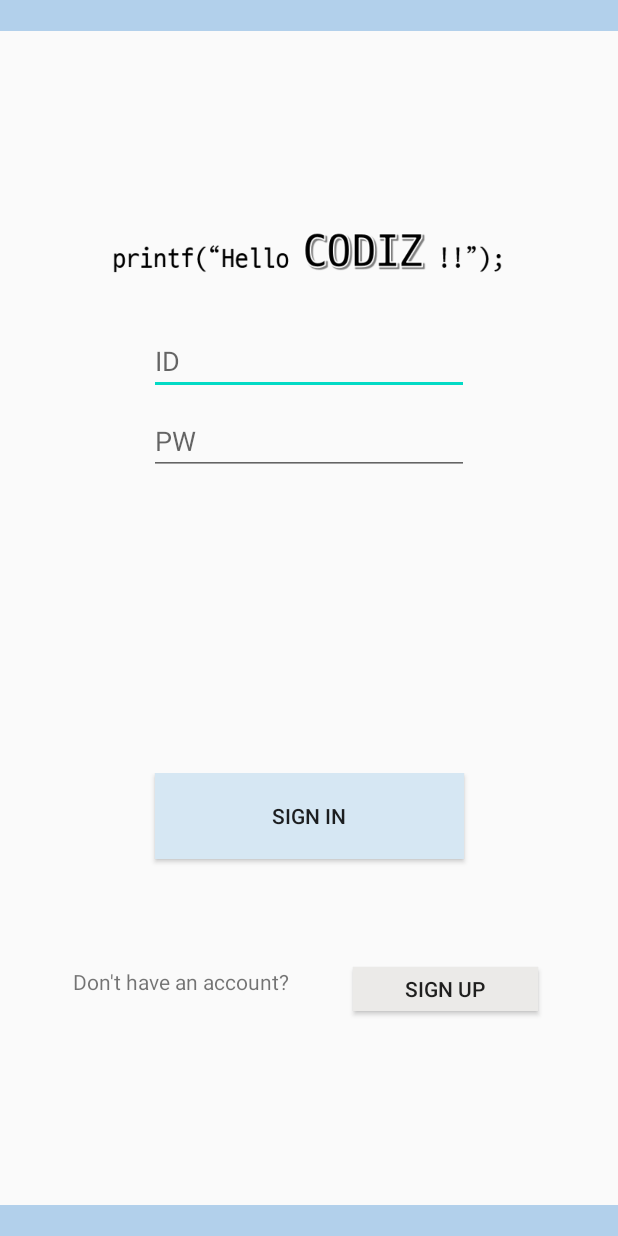
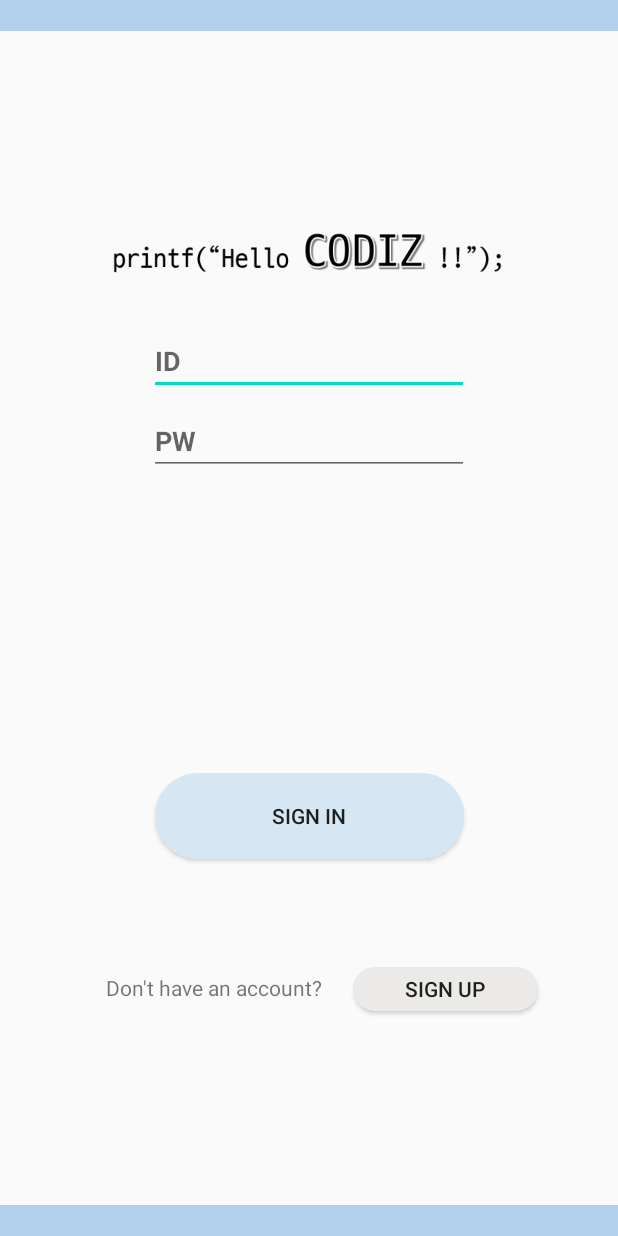
Before and after one commit to LeeSaeBom/CODIZ-AOS, an Android app: the screen it shows after launch (LoginActivity), on a phone screen of 412 x 824 dp. Run offline under Robolectric (Android 15) with nearby library versions, the phone set to English and light mode, and no system bars.

Commit message:
회원가입 UI 코드 리팩토링

```diff
--- a/app/src/main/AndroidManifest.xml
+++ b/app/src/main/AndroidManifest.xml
@@ -30,7 +30,8 @@
         <activity android:name=".ProblemStepActivity" />
         <activity android:name=".Result2Activity" />
         <activity android:name=".ResultActivity" />
-        <activity android:name=".RegActivity" />
+        <activity android:name=".RegActivity"
+            android:theme="@style/AppTheme.NoActionBar"/>
         <activity android:name=".LoginActivity"
             android:theme="@style/AppTheme.NoActionBar"/> <!-- 상단 타이틀 바 제거-->
         <activity android:name=".MainActivity"
--- /dev/null
+++ b/app/src/main/res/drawable/bnt_blue.xml
@@ -0,0 +1,14 @@
+<?xml version="1.0" encoding="utf-8"?>
+<shape xmlns:android="http://schemas.android.com/apk/res/android"
+    android:padding="10dp"
+    android:shape="rectangle" >
+    <solid android:color="#D6E7F3" />
+    <corners
+        android:bottomLeftRadius="50dp"
+        android:bottomRightRadius="50dp"
+        android:topLeftRadius="50dp"
+        android:topRightRadius="50dp" />
+    <stroke
+        android:width="1dp"
+        android:color="#D6E7F3" />
+</shape>
--- /dev/null
+++ b/app/src/main/res/drawable/bnt_gray.xml
@@ -0,0 +1,14 @@
+<?xml version="1.0" encoding="utf-8"?>
+<shape xmlns:android="http://schemas.android.com/apk/res/android"
+    android:padding="10dp"
+    android:shape="rectangle" >
+    <solid android:color="#EBEAE8" />
+    <corners
+        android:bottomLeftRadius="50dp"
+        android:bottomRightRadius="50dp"
+        android:topLeftRadius="50dp"
+        android:topRightRadius="50dp" />
+    <stroke
+        android:width="1dp"
+        android:color="#EBEAE8" />
+</shape>
--- a/app/src/main/res/layout/activity_login.xml
+++ b/app/src/main/res/layout/activity_login.xml
@@ -71,6 +71,7 @@
                 android:ems="10"
                 android:hint="ID"
                 android:inputType="textPersonName"
+                android:textStyle="bold"
                 app:layout_constraintEnd_toEndOf="parent"
                 app:layout_constraintStart_toStartOf="parent"
                 app:layout_constraintTop_toTopOf="parent" />
@@ -86,6 +87,7 @@
                 android:ems="10"
                 android:hint="PW"
                 android:inputType="textPassword"
+                android:textStyle="bold"
                 app:layout_constraintEnd_toEndOf="parent"
                 app:layout_constraintStart_toStartOf="parent"
                 app:layout_constraintTop_toBottomOf="@+id/login_id" />
@@ -107,7 +109,7 @@
             android:id="@+id/login_btn"
             android:layout_width="0dp"
             android:layout_height="0dp"
-            android:background="#D6E7F3 "
+            android:background="@drawable/bnt_blue"
             android:text="SIGN IN"
             app:layout_constraintEnd_toEndOf="parent"
             app:layout_constraintHeight_percent="0.2"
@@ -121,11 +123,11 @@
             android:layout_height="0dp"
 
             android:layout_marginStart="30dp"
-            android:layout_marginTop="72dp"
+            android:layout_marginTop="76dp"
             android:text="Don't have an account?"
             app:layout_constraintEnd_toEndOf="parent"
             app:layout_constraintHeight_percent="0.1"
-            app:layout_constraintHorizontal_bias="0.086"
+            app:layout_constraintHorizontal_bias="0.187"
             app:layout_constraintStart_toStartOf="parent"
             app:layout_constraintTop_toBottomOf="@+id/login_btn"
             app:layout_constraintWidth_percent="0.4" />
@@ -136,7 +138,7 @@
             android:layout_height="0dp"
             android:layout_marginTop="72dp"
 
-            android:background="#EBEAE8"
+            android:background="@drawable/bnt_gray"
             android:text="Sign Up"
             app:layout_constraintEnd_toEndOf="parent"
             app:layout_constraintHeight_percent="0.1"
--- a/app/src/main/res/layout/activity_reg.xml
+++ b/app/src/main/res/layout/activity_reg.xml
@@ -241,7 +241,7 @@
             android:layout_width="226dp"
             android:layout_height="55dp"
             android:layout_marginTop="40dp"
-            android:background="#E0A9F0C7"
+            android:background="@drawable/bnt_green"
             android:text="CANCEL"
             app:layout_constraintEnd_toEndOf="parent"
             app:layout_constraintStart_toStartOf="parent"
@@ -252,7 +252,7 @@
             android:layout_width="226dp"
             android:layout_height="55dp"
             android:layout_marginTop="60dp"
-            android:background="#D6E7F3"
+            android:background="@drawable/bnt_blue"
             android:text="SING UP"
             app:layout_constraintEnd_toEndOf="parent"
             app:layout_constraintStart_toStartOf="parent"
```
Also changed, not shown: app/src/main/res/drawable/bnt_green.xml (added, +14 -0 lines), app/src/main/res/layout/activity_problem_step.xml (+4 -4 lines).
